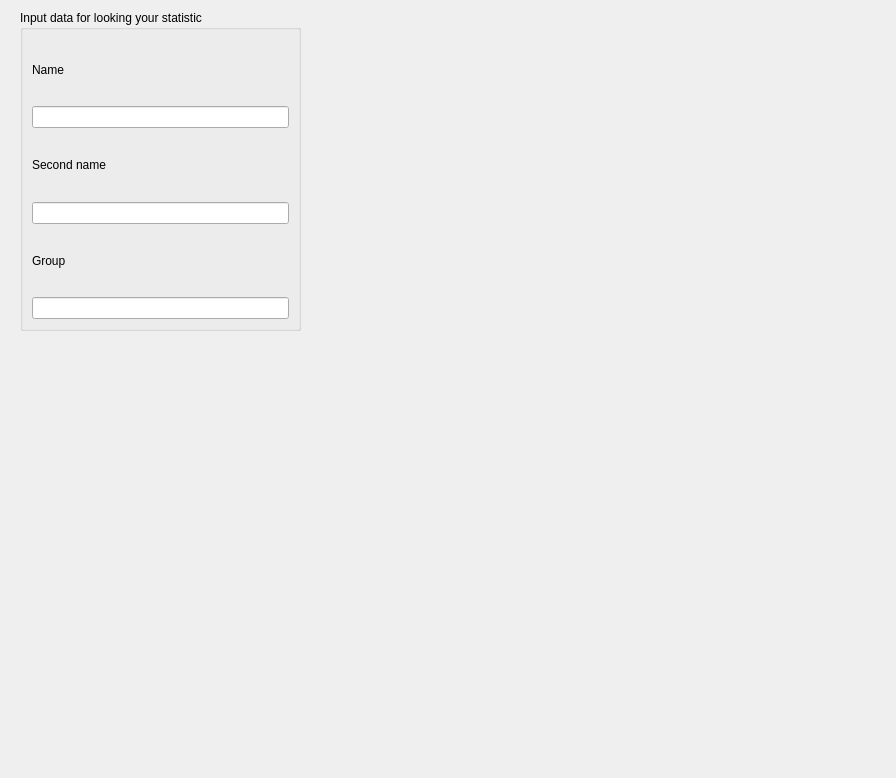
Before: the Qt Designer form untitled52/window_data.ui in 0schweps0/studhelper, drawn with Qt 5.
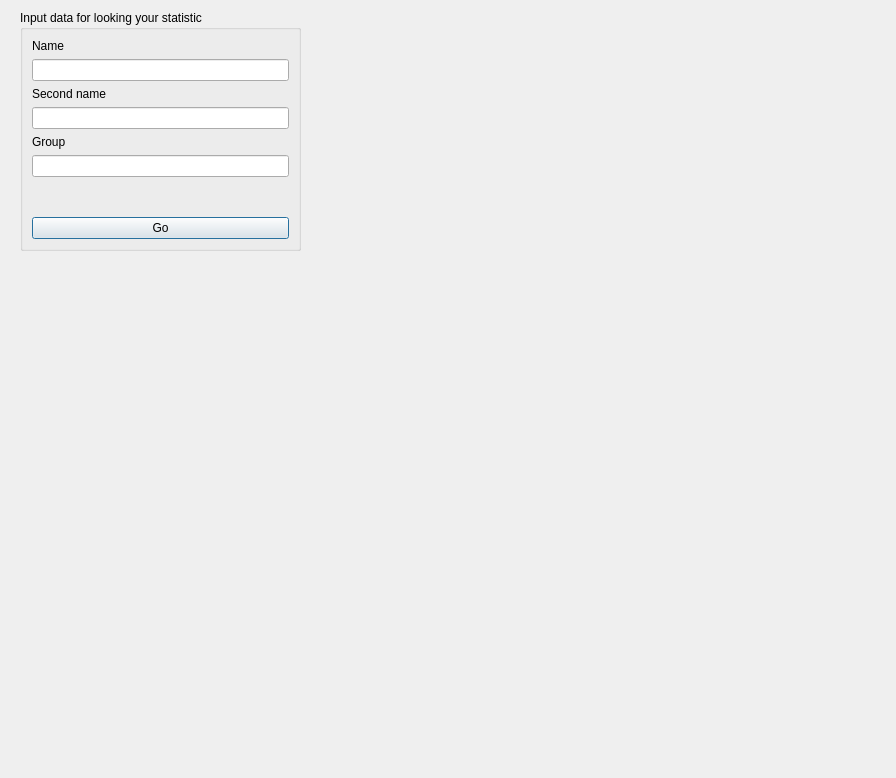
After: the same form once the commit is applied.

The edit to the form file:
```diff
--- a/untitled52/window_data.ui
+++ b/untitled52/window_data.ui
@@ -13,13 +13,16 @@
   <property name="windowTitle">
    <string>Dialog</string>
   </property>
+  <property name="styleSheet">
+   <string notr="true">border-bottom-color: rgb(255, 255, 255);</string>
+  </property>
   <widget class="QGroupBox" name="groupBox_2">
    <property name="geometry">
     <rect>
      <x>20</x>
      <y>10</y>
      <width>281</width>
-     <height>321</height>
+     <height>241</height>
     </rect>
    </property>
    <property name="title">
@@ -56,6 +59,26 @@
     <item>
      <widget class="QLineEdit" name="lineEdit_6"/>
     </item>
+    <item>
+     <spacer name="verticalSpacer">
+      <property name="orientation">
+       <enum>Qt::Orientation::Vertical</enum>
+      </property>
+      <property name="sizeHint" stdset="0">
+       <size>
+        <width>20</width>
+        <height>40</height>
+       </size>
+      </property>
+     </spacer>
+    </item>
+    <item>
+     <widget class="QPushButton" name="pushButton">
+      <property name="text">
+       <string>Go</string>
+      </property>
+     </widget>
+    </item>
    </layout>
   </widget>
  </widget>
```
